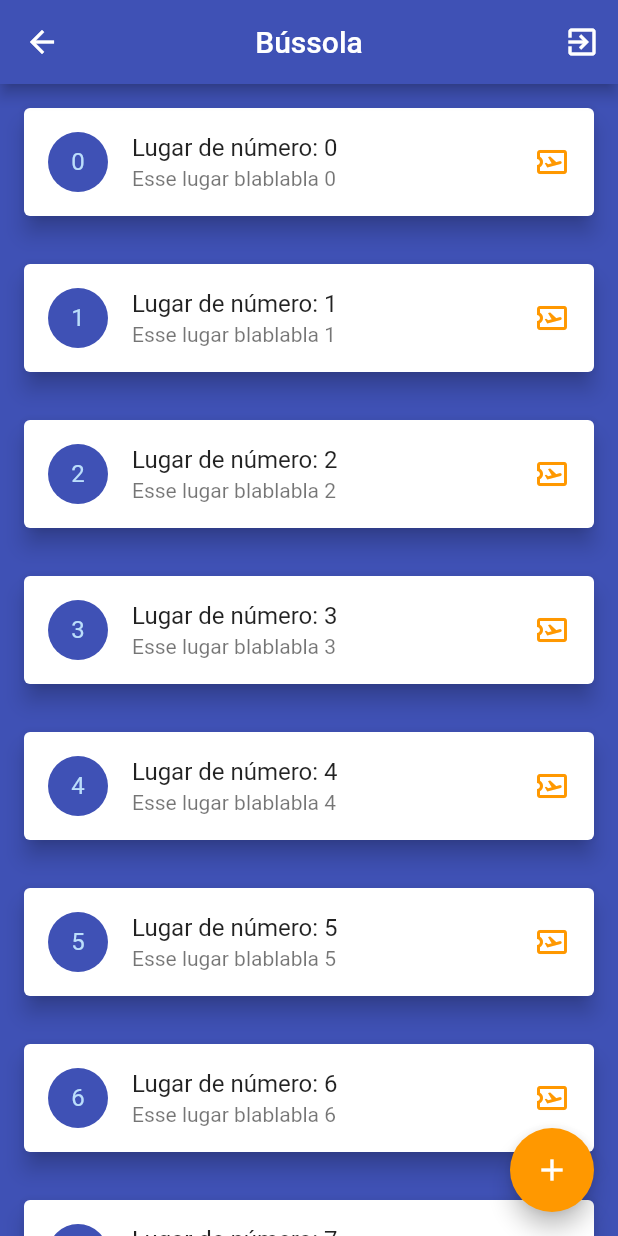
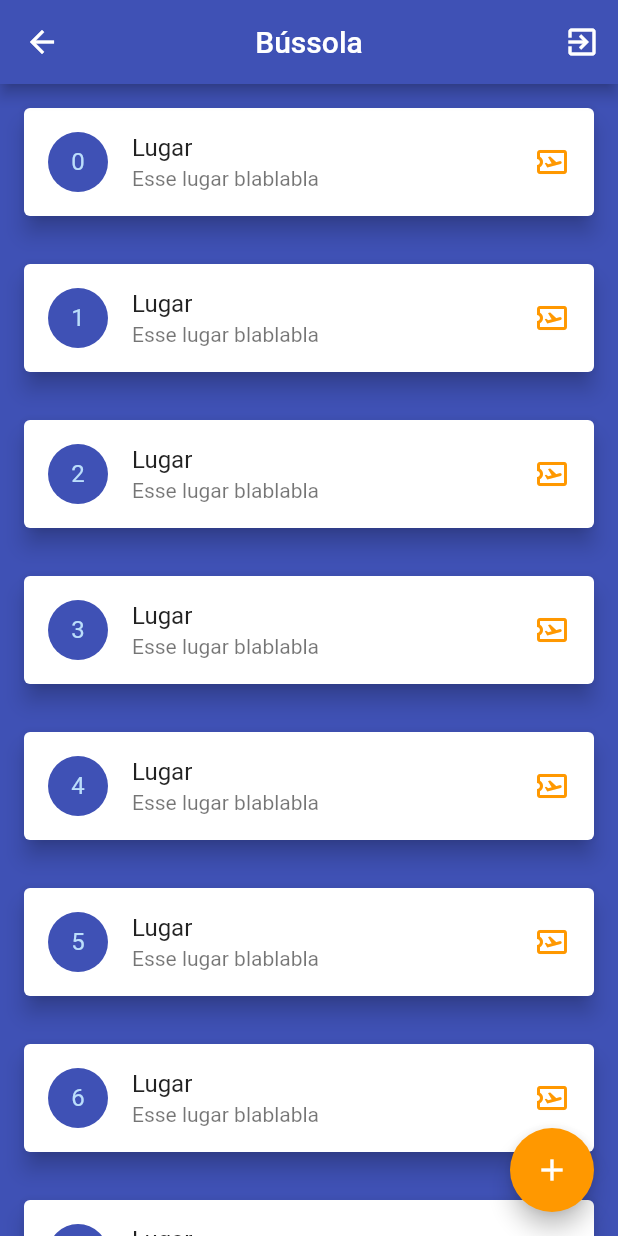
Before and after one commit to hugo-loiola/Flutter, a Flutter app: the Lista screen opened by its route, on a phone screen of 412 x 824 dp. Run offline on Flutter 3.47's test engine with Material 2 defaults, Android fonts, the phone set to English and light mode, and no system bars.

Commit message:
Pratica 3!

```diff
--- a/lib/screens/lista.dart
+++ b/lib/screens/lista.dart
@@ -5,11 +5,7 @@ class Lista extends StatelessWidget {
   Lista({Key? key}) : super(key: key);
 
   final List lista = List.generate(100, (index) {
-    return {
-      "id": index,
-      "title": "Lugar de número: $index",
-      "subtitle": "Esse lugar blablabla $index"
-    };
+    return {"id": index, "title": "Lugar", "subtitle": "Esse lugar blablabla"};
   });
 
   @override
```
